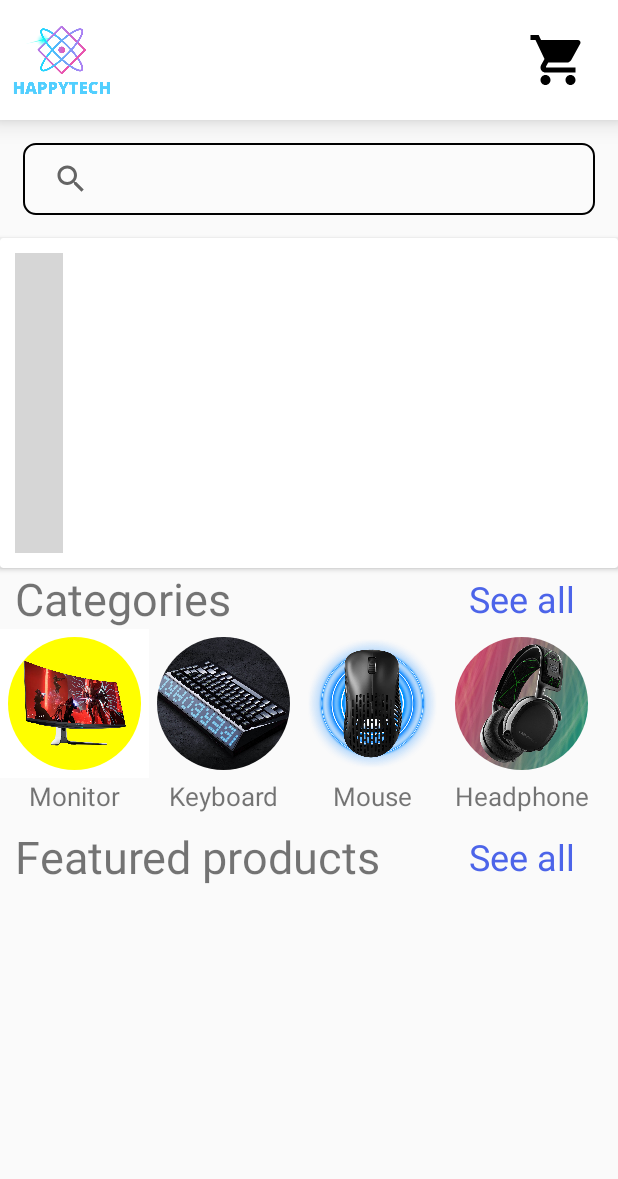
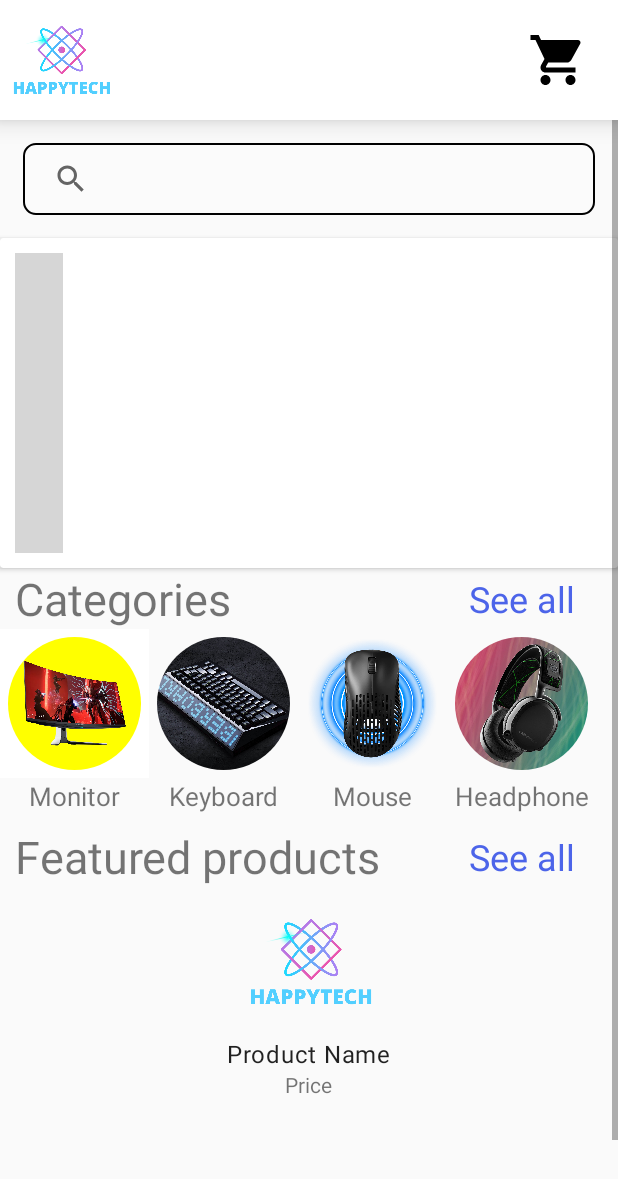
Before and after one commit to jeremy-lee02/happyTech_Android, an Android app: the layout fragment_home.xml on its own in the app's theme, with its tools: preview values and no code run, on a phone screen of 412 x 824 dp. Shown: the top 1179 px of the screen. Run offline under Robolectric (Android 15) with nearby library versions, the phone set to English and light mode, and no system bars; plain views replace ImageSlider, RoundedImageView; grey boxes are pictures that could not be loaded.

Commit message:
Finish fearture products, ready to submit đcm submit bài lẹ đi còn về quê ăn tết

```diff
--- a/app/src/main/res/layout/fragment_home.xml
+++ b/app/src/main/res/layout/fragment_home.xml
@@ -265,10 +265,12 @@
                     android:layout_height="match_parent">
 
                     <androidx.recyclerview.widget.RecyclerView
+                        android:id="@+id/featureProduct"
                         android:layout_width="match_parent"
                         android:layout_height="match_parent"
                         app:layout_constraintStart_toStartOf="parent"
-                        app:layout_constraintTop_toTopOf="parent" />
+                        app:layout_constraintTop_toTopOf="parent"
+                        tools:listitem="@layout/product_row"/>
                 </androidx.constraintlayout.widget.ConstraintLayout>
 
 
--- a/app/src/main/res/layout/product_row.xml
+++ b/app/src/main/res/layout/product_row.xml
@@ -26,6 +26,7 @@
         android:layout_width="wrap_content"
         android:layout_height="wrap_content"
         android:text="Price"
-        android:layout_gravity="center"/>
+        android:layout_gravity="center"
+        android:layout_marginBottom="10dp"/>
 
 </LinearLayout>
```
Also changed, not shown: app/src/main/java/com/example/happytechhomepageui/HomeFragment.java (+16 -0 lines).
